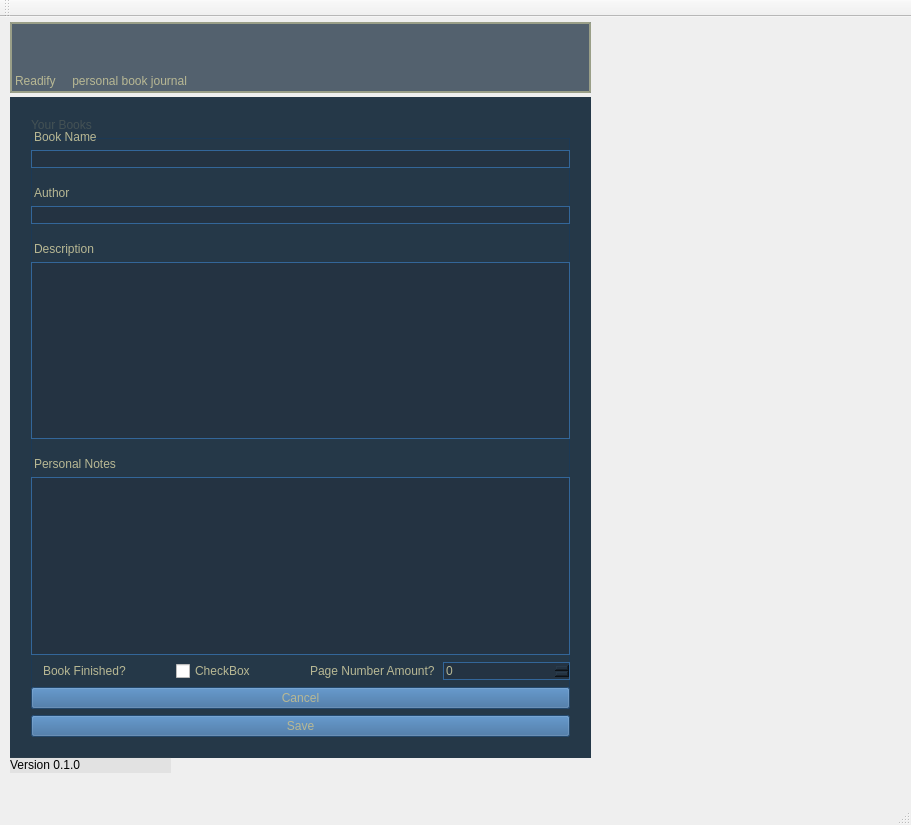
najir/Readify, file main/src/bookjournal.ui: the form before one commit.
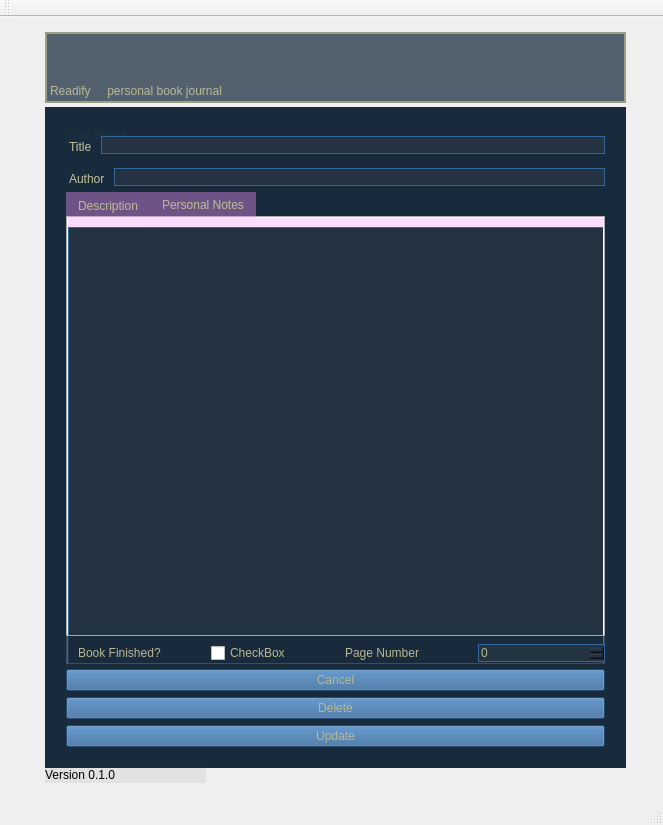
The form after the commit.

Commit message: Fully implemented the ability to open book pages, make edits, update, save, and delete operations. New BG image, reorganized edit page and color schemes

```diff
--- a/main/src/bookjournal.ui
+++ b/main/src/bookjournal.ui
@@ -6,7 +6,7 @@
    <rect>
     <x>0</x>
     <y>0</y>
-    <width>911</width>
+    <width>663</width>
     <height>825</height>
    </rect>
   </property>
@@ -19,7 +19,7 @@
 font: 9pt &quot;Terminal&quot;;
 color: rgb(184, 184, 148);
 }
-QWidget#widgetMain, QWidget#widgetPage{
+QWidget#widgetMain, QWidget#widgetPage, QWidget#widgetEdit{
 color: rgb(184, 184, 148);
 background-color: rgba(19, 38, 57, 180);
 }
@@ -35,7 +35,7 @@
 background-color: rgba(0,0,0,0);
 }
 QLabel#label_5, QLabel#label_6, QLabel#label_7, QLabel#label_8{
-font: 35pt &quot;Can't Write&quot;;
+font: 700 12pt &quot;Terminal&quot;;
 margin-top: 12px;
 }</string>
    </property>
@@ -45,8 +45,8 @@
     </property>
     <property name="geometry">
      <rect>
-      <x>10</x>
-      <y>80</y>
+      <x>45</x>
+      <y>90</y>
       <width>581</width>
       <height>661</height>
      </rect>
@@ -68,44 +68,69 @@
      </property>
      <layout class="QVBoxLayout" name="verticalLayoutPage">
       <item>
-       <widget class="QLabel" name="label_5">
-        <property name="text">
-         <string>Book Name</string>
-        </property>
-       </widget>
+       <layout class="QHBoxLayout" name="horizontalLayout_4">
+        <item>
+         <widget class="QLabel" name="label_5">
+          <property name="text">
+           <string>Title</string>
+          </property>
+         </widget>
+        </item>
+        <item alignment="Qt::AlignBottom">
+         <widget class="QLineEdit" name="lineEditName">
+          <property name="text">
+           <string/>
+          </property>
+         </widget>
+        </item>
+       </layout>
       </item>
       <item>
-       <widget class="QLineEdit" name="lineEditName">
-        <property name="text">
-         <string/>
-        </property>
-       </widget>
+       <layout class="QHBoxLayout" name="horizontalLayout_5">
+        <item>
+         <widget class="QLabel" name="label_6">
+          <property name="text">
+           <string>Author</string>
+          </property>
+         </widget>
+        </item>
+        <item alignment="Qt::AlignBottom">
+         <widget class="QLineEdit" name="lineEditAuthor">
+          <property name="text">
+           <string/>
+          </property>
+         </widget>
+        </item>
+       </layout>
       </item>
       <item>
-       <widget class="QLabel" name="label_6">
-        <property name="text">
-         <string>Author</string>
+       <widget class="QTabWidget" name="tabWidget">
+        <property name="styleSheet">
+         <string notr="true">QWidget#tabDesc, QWidget#tabNotes{
+background-color: rgba(255, 153, 255, 80);
+}
+QTabBar::tab{
+background-color: rgba(255, 153, 255, 80);
+}</string>
         </property>
-       </widget>
-      </item>
-      <item>
-       <widget class="QLineEdit" name="lineEditAuthor">
-        <property name="text">
-         <string/>
+        <property name="currentIndex">
+         <number>1</number>
         </property>
-       </widget>
-      </item>
-      <item>
-       <widget class="QLabel" name="label_7">
-        <property name="text">
-         <string>Description</string>
-        </property>
-       </widget>
-      </item>
-      <item>
-       <widget class="QTextEdit" name="textEditDesc">
-        <property name="html">
-         <string>&lt;!DOCTYPE HTML PUBLIC &quot;-//W3C//DTD HTML 4.0//EN&quot; &quot;http://www.w3.org/TR/REC-html40/strict.dtd&quot;&gt;
+        <widget class="QWidget" name="tabDesc">
+         <attribute name="title">
+          <string>Description</string>
+         </attribute>
+         <widget class="QTextEdit" name="textEditDesc">
+          <property name="geometry">
+           <rect>
+            <x>0</x>
+            <y>9</y>
+            <width>559</width>
+            <height>441</height>
+           </rect>
+          </property>
+          <property name="html">
+           <string>&lt;!DOCTYPE HTML PUBLIC &quot;-//W3C//DTD HTML 4.0//EN&quot; &quot;http://www.w3.org/TR/REC-html40/strict.dtd&quot;&gt;
 &lt;html&gt;&lt;head&gt;&lt;meta name=&quot;qrichtext&quot; content=&quot;1&quot; /&gt;&lt;meta charset=&quot;utf-8&quot; /&gt;&lt;style type=&quot;text/css&quot;&gt;
 p, li { white-space: pre-wrap; }
 hr { height: 1px; border-width: 0; }
@@ -113,20 +138,24 @@
 li.checked::marker { content: &quot;\2612&quot;; }
 &lt;/style&gt;&lt;/head&gt;&lt;body style=&quot; font-family:'Terminal'; font-size:9pt; font-weight:400; font-style:normal;&quot;&gt;
 &lt;p style=&quot;-qt-paragraph-type:empty; margin-top:0px; margin-bottom:0px; margin-left:0px; margin-right:0px; -qt-block-indent:0; text-indent:0px;&quot;&gt;&lt;br /&gt;&lt;/p&gt;&lt;/body&gt;&lt;/html&gt;</string>
-        </property>
-       </widget>
-      </item>
-      <item>
-       <widget class="QLabel" name="label_8">
-        <property name="text">
-         <string>Personal Notes</string>
-        </property>
-       </widget>
-      </item>
-      <item>
-       <widget class="QTextEdit" name="textEditNotes">
-        <property name="html">
-         <string>&lt;!DOCTYPE HTML PUBLIC &quot;-//W3C//DTD HTML 4.0//EN&quot; &quot;http://www.w3.org/TR/REC-html40/strict.dtd&quot;&gt;
+          </property>
+         </widget>
+        </widget>
+        <widget class="QWidget" name="tabNotes">
+         <attribute name="title">
+          <string>Personal Notes</string>
+         </attribute>
+         <widget class="QTextEdit" name="textEditNotes">
+          <property name="geometry">
+           <rect>
+            <x>0</x>
+            <y>9</y>
+            <width>559</width>
+            <height>441</height>
+           </rect>
+          </property>
+          <property name="html">
+           <string>&lt;!DOCTYPE HTML PUBLIC &quot;-//W3C//DTD HTML 4.0//EN&quot; &quot;http://www.w3.org/TR/REC-html40/strict.dtd&quot;&gt;
 &lt;html&gt;&lt;head&gt;&lt;meta name=&quot;qrichtext&quot; content=&quot;1&quot; /&gt;&lt;meta charset=&quot;utf-8&quot; /&gt;&lt;style type=&quot;text/css&quot;&gt;
 p, li { white-space: pre-wrap; }
 hr { height: 1px; border-width: 0; }
@@ -134,7 +163,9 @@
 li.checked::marker { content: &quot;\2612&quot;; }
 &lt;/style&gt;&lt;/head&gt;&lt;body style=&quot; font-family:'Terminal'; font-size:9pt; font-weight:400; font-style:normal;&quot;&gt;
 &lt;p style=&quot;-qt-paragraph-type:empty; margin-top:0px; margin-bottom:0px; margin-left:0px; margin-right:0px; -qt-block-indent:0; text-indent:0px;&quot;&gt;&lt;br /&gt;&lt;/p&gt;&lt;/body&gt;&lt;/html&gt;</string>
-        </property>
+          </property>
+         </widget>
+        </widget>
        </widget>
       </item>
       <item>
@@ -165,7 +196,7 @@
         <item>
          <widget class="QLabel" name="label_2">
           <property name="text">
-           <string>Page Number Amount?</string>
+           <string>Page Number</string>
           </property>
          </widget>
         </item>
@@ -198,8 +229,8 @@
    <widget class="QWidget" name="widgetMain" native="true">
     <property name="geometry">
      <rect>
-      <x>10</x>
-      <y>80</y>
+      <x>45</x>
+      <y>90</y>
       <width>581</width>
       <height>661</height>
      </rect>
@@ -224,6 +255,9 @@
        <layout class="QHBoxLayout" name="horizontalLayout_2">
         <item>
          <widget class="QLabel" name="listLabel">
+          <property name="styleSheet">
+           <string notr="true">font: 700 12pt &quot;Terminal&quot;;</string>
+          </property>
           <property name="text">
            <string>Your Books</string>
           </property>
@@ -235,8 +269,8 @@
        <widget class="QListWidget" name="listWidget">
         <property name="styleSheet">
          <string notr="true">QListWidget::item{
-border: 2px solid rgb(32, 64, 96);
-background-color: rgba(122, 122, 82, 120);
+border: 3px solid rgb(32, 64, 96);
+background-color: rgba(255, 153, 255, 80);
 }
 font: 16pt &quot;Ink Free&quot;;</string>
         </property>
@@ -255,8 +289,8 @@
    <widget class="QLabel" name="label_3">
     <property name="geometry">
      <rect>
-      <x>10</x>
-      <y>740</y>
+      <x>45</x>
+      <y>750</y>
       <width>161</width>
       <height>16</height>
      </rect>
@@ -272,8 +306,8 @@
    <widget class="QLabel" name="label_4">
     <property name="geometry">
      <rect>
-      <x>5</x>
-      <y>0</y>
+      <x>40</x>
+      <y>10</y>
       <width>591</width>
       <height>81</height>
      </rect>
@@ -297,10 +331,205 @@
      <number>0</number>
     </property>
    </widget>
+   <widget class="QWidget" name="widgetEdit" native="true">
+    <property name="enabled">
+     <bool>true</bool>
+    </property>
+    <property name="geometry">
+     <rect>
+      <x>45</x>
+      <y>90</y>
+      <width>581</width>
+      <height>661</height>
+     </rect>
+    </property>
+    <property name="autoFillBackground">
+     <bool>false</bool>
+    </property>
+    <property name="styleSheet">
+     <string notr="true"/>
+    </property>
+    <widget class="QWidget" name="verticalLayoutWidget_3">
+     <property name="geometry">
+      <rect>
+       <x>10</x>
+       <y>10</y>
+       <width>561</width>
+       <height>641</height>
+      </rect>
+     </property>
+     <layout class="QVBoxLayout" name="verticalLayoutPage_2">
+      <item>
+       <layout class="QHBoxLayout" name="horizontalLayout_6">
+        <item>
+         <widget class="QLabel" name="label_7">
+          <property name="text">
+           <string>Title</string>
+          </property>
+         </widget>
+        </item>
+        <item alignment="Qt::AlignBottom">
+         <widget class="QLineEdit" name="lineEditName_2">
+          <property name="text">
+           <string/>
+          </property>
+         </widget>
+        </item>
+       </layout>
+      </item>
+      <item>
+       <layout class="QHBoxLayout" name="horizontalLayout_7">
+        <item>
+         <widget class="QLabel" name="label_8">
+          <property name="text">
+           <string>Author</string>
+          </property>
+         </widget>
+        </item>
+        <item alignment="Qt::AlignBottom">
+         <widget class="QLineEdit" name="lineEditAuthor_2">
+          <property name="text">
+           <string/>
+          </property>
+         </widget>
+        </item>
+       </layout>
+      </item>
+      <item>
+       <widget class="QTabWidget" name="tabWidget_2">
+        <property name="styleSheet">
+         <string notr="true">QWidget#tabDesc_2, QWidget#tabNotes_2{
+background-color: rgba(255, 153, 255, 80);
+}
+QTabBar::tab{
+background-color: rgba(255, 153, 255, 80);
+}</string>
+        </property>
+        <property name="currentIndex">
+         <number>1</number>
+        </property>
+        <widget class="QWidget" name="tabDesc_2">
+         <attribute name="title">
+          <string>Description</string>
+         </attribute>
+         <widget class="QTextEdit" name="textEditDesc_2">
+          <property name="geometry">
+           <rect>
+            <x>0</x>
+            <y>9</y>
+            <width>559</width>
+            <height>441</height>
+           </rect>
+          </property>
+          <property name="html">
+           <string>&lt;!DOCTYPE HTML PUBLIC &quot;-//W3C//DTD HTML 4.0//EN&quot; &quot;http://www.w3.org/TR/REC-html40/strict.dtd&quot;&gt;
+&lt;html&gt;&lt;head&gt;&lt;meta name=&quot;qrichtext&quot; content=&quot;1&quot; /&gt;&lt;meta charset=&quot;utf-8&quot; /&gt;&lt;style type=&quot;text/css&quot;&gt;
+p, li { white-space: pre-wrap; }
+hr { height: 1px; border-width: 0; }
+li.unchecked::marker { content: &quot;\2610&quot;; }
+li.checked::marker { content: &quot;\2612&quot;; }
+&lt;/style&gt;&lt;/head&gt;&lt;body style=&quot; font-family:'Terminal'; font-size:9pt; font-weight:400; font-style:normal;&quot;&gt;
+&lt;p style=&quot;-qt-paragraph-type:empty; margin-top:0px; margin-bottom:0px; margin-left:0px; margin-right:0px; -qt-block-indent:0; text-indent:0px;&quot;&gt;&lt;br /&gt;&lt;/p&gt;&lt;/body&gt;&lt;/html&gt;</string>
+          </property>
+         </widget>
+        </widget>
+        <widget class="QWidget" name="tabNotes_2">
+         <attribute name="title">
+          <string>Personal Notes</string>
+         </attribute>
+         <widget class="QTextEdit" name="textEditNotes_2">
+          <property name="geometry">
+           <rect>
+            <x>0</x>
+            <y>9</y>
+            <width>559</width>
+            <height>441</height>
+           </rect>
+          </property>
+          <property name="html">
+           <string>&lt;!DOCTYPE HTML PUBLIC &quot;-//W3C//DTD HTML 4.0//EN&quot; &quot;http://www.w3.org/TR/REC-html40/strict.dtd&quot;&gt;
+&lt;html&gt;&lt;head&gt;&lt;meta name=&quot;qrichtext&quot; content=&quot;1&quot; /&gt;&lt;meta charset=&quot;utf-8&quot; /&gt;&lt;style type=&quot;text/css&quot;&gt;
+p, li { white-space: pre-wrap; }
+hr { height: 1px; border-width: 0; }
+li.unchecked::marker { content: &quot;\2610&quot;; }
+li.checked::marker { content: &quot;\2612&quot;; }
+&lt;/style&gt;&lt;/head&gt;&lt;body style=&quot; font-family:'Terminal'; font-size:9pt; font-weight:400; font-style:normal;&quot;&gt;
+&lt;p style=&quot;-qt-paragraph-type:empty; margin-top:0px; margin-bottom:0px; margin-left:0px; margin-right:0px; -qt-block-indent:0; text-indent:0px;&quot;&gt;&lt;br /&gt;&lt;/p&gt;&lt;/body&gt;&lt;/html&gt;</string>
+          </property>
+         </widget>
+        </widget>
+       </widget>
+      </item>
+      <item>
+       <layout class="QHBoxLayout" name="horizontalLayout_8">
+        <property name="spacing">
+         <number>6</number>
+        </property>
+        <property name="sizeConstraint">
+         <enum>QLayout::SetDefaultConstraint</enum>
+        </property>
+        <property name="leftMargin">
+         <number>12</number>
+        </property>
+        <item>
+         <widget class="QLabel" name="label_11">
+          <property name="text">
+           <string>Book Finished?</string>
+          </property>
+         </widget>
+        </item>
+        <item>
+         <widget class="QCheckBox" name="checkBox_3">
+          <property name="text">
+           <string>CheckBox</string>
+          </property>
+         </widget>
+        </item>
+        <item>
+         <widget class="QLabel" name="label_12">
+          <property name="text">
+           <string>Page Number</string>
+          </property>
+         </widget>
+        </item>
+        <item>
+         <widget class="QSpinBox" name="spinBoxRead_3">
+          <property name="autoFillBackground">
+           <bool>false</bool>
+          </property>
+         </widget>
+        </item>
+       </layout>
+      </item>
+      <item>
+       <widget class="QPushButton" name="pushButtonCancel_2">
+        <property name="text">
+         <string>Cancel</string>
+        </property>
+       </widget>
+      </item>
+      <item>
+       <widget class="QPushButton" name="pushButtonDelete">
+        <property name="text">
+         <string>Delete</string>
+        </property>
+       </widget>
+      </item>
+      <item>
+       <widget class="QPushButton" name="pushButtonUpdate">
+        <property name="text">
+         <string>Update</string>
+        </property>
+       </widget>
+      </item>
+     </layout>
+    </widget>
+   </widget>
    <zorder>widgetMain</zorder>
    <zorder>widgetPage</zorder>
    <zorder>label_3</zorder>
    <zorder>label_4</zorder>
+   <zorder>widgetEdit</zorder>
   </widget>
   <widget class="QMenuBar" name="menuBar">
    <property name="enabled">
@@ -310,7 +539,7 @@
     <rect>
      <x>0</x>
      <y>0</y>
-     <width>911</width>
+     <width>663</width>
      <height>22</height>
     </rect>
    </property>
```
The commit also changes 5 other files.
